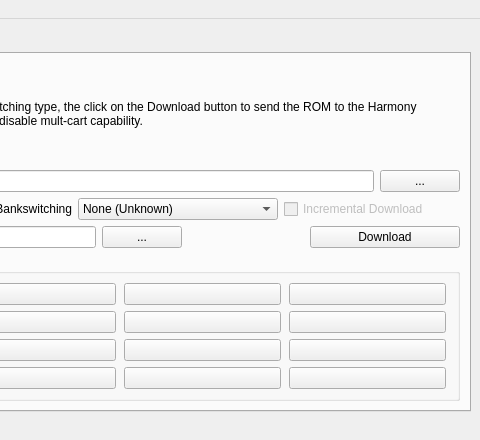
Before: the Qt Designer form harmonycartwindow.ui in sa666666/harmonycart, drawn with Qt 5; both pictures show x 240 to 720 and y 0 to 440 of the 720 by 440 pixel window.
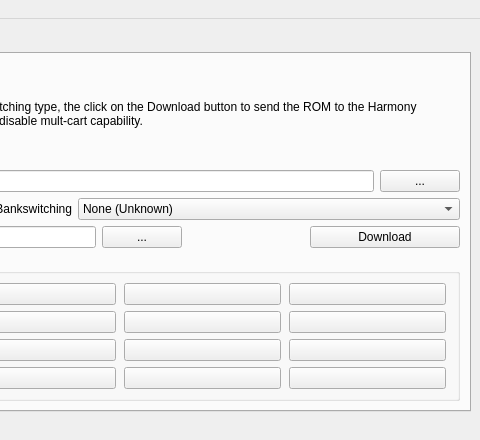
After: the same form once the commit is applied. The open tabs and pages were chosen to show the change. Icons and pictures are not drawn.

What changed in the file:
```diff
--- a/harmonycartwindow.ui
+++ b/harmonycartwindow.ui
@@ -744,20 +744,6 @@
             </item>
            </widget>
           </item>
-          <item>
-           <widget class="QCheckBox" name="checkBox">
-            <property name="enabled">
-             <bool>false</bool>
-            </property>
-            <property name="toolTip">
-             <string>Only download the differences from the
-current cartridge content.</string>
-            </property>
-            <property name="text">
-             <string>Incremental Download</string>
-            </property>
-           </widget>
-          </item>
          </layout>
         </item>
         <item>
```
Left out of the diff: 3 changed lines with no effect on the pictures.
